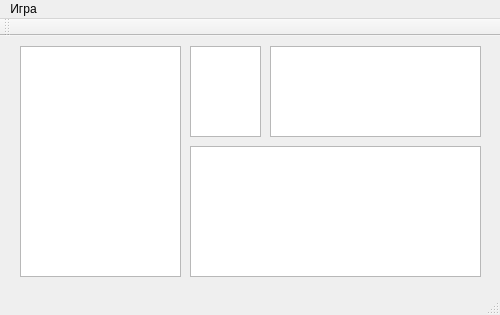
Above: QtServer/mainwindow.ui from kihaseet/Alien before the change. Below: the same form after it.
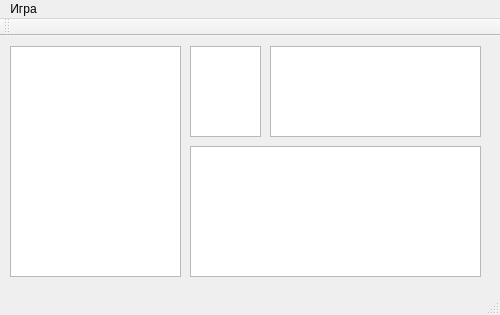
That is the form after the change.

The edit to the form file:
```diff
--- a/QtServer/mainwindow.ui
+++ b/QtServer/mainwindow.ui
@@ -14,26 +14,6 @@
    <string>MainWindow</string>
   </property>
   <widget class="QWidget" name="centralWidget">
-   <widget class="QListView" name="listView">
-    <property name="geometry">
-     <rect>
-      <x>20</x>
-      <y>10</y>
-      <width>161</width>
-      <height>231</height>
-     </rect>
-    </property>
-   </widget>
-   <widget class="QListView" name="listView_2">
-    <property name="geometry">
-     <rect>
-      <x>190</x>
-      <y>10</y>
-      <width>71</width>
-      <height>91</height>
-     </rect>
-    </property>
-   </widget>
    <widget class="QTextBrowser" name="textBrowser">
     <property name="geometry">
      <rect>
@@ -54,6 +34,26 @@
      </rect>
     </property>
    </widget>
+   <widget class="QListWidget" name="listWidget">
+    <property name="geometry">
+     <rect>
+      <x>10</x>
+      <y>10</y>
+      <width>171</width>
+      <height>231</height>
+     </rect>
+    </property>
+   </widget>
+   <widget class="QListWidget" name="listWidget_2">
+    <property name="geometry">
+     <rect>
+      <x>190</x>
+      <y>10</y>
+      <width>71</width>
+      <height>91</height>
+     </rect>
+    </property>
+   </widget>
   </widget>
   <widget class="QMenuBar" name="menuBar">
    <property name="geometry">
```
